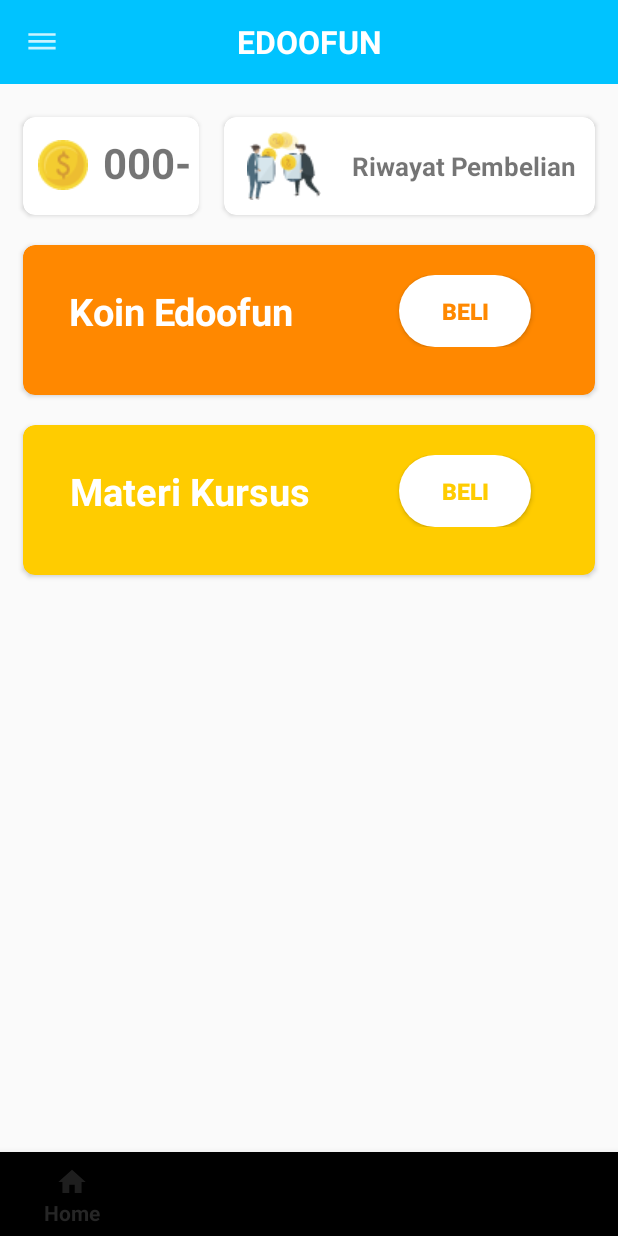
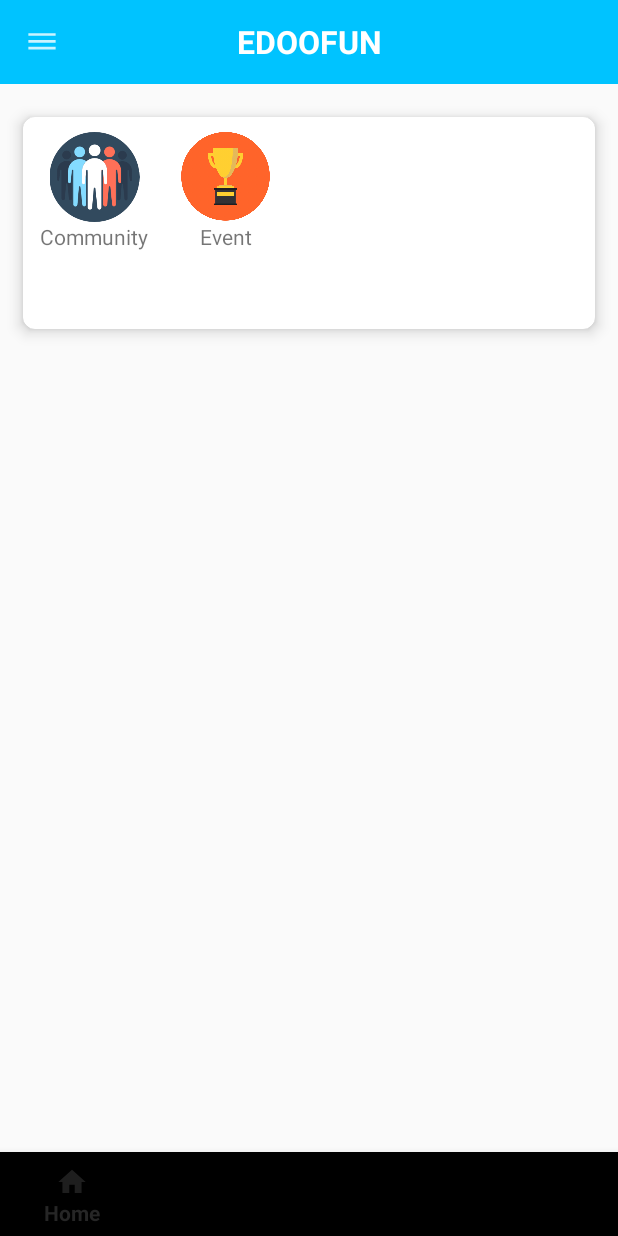
Before and after one commit to ranggabagas30/Edoofun, an Android app: the screen it shows after launch (MainActivity), on a phone screen of 412 x 824 dp. Run offline under Robolectric (Android 15) with nearby library versions, the phone set to English and light mode, and no system bars.

Commit message:
Icon fitur lomba dan komunitas

```diff
--- a/Edoofun/app/src/main/java/com/example/edoofun/MainActivity.java
+++ b/Edoofun/app/src/main/java/com/example/edoofun/MainActivity.java
@@ -14,7 +14,7 @@ public class MainActivity extends AppCompatActivity {
     @Override
     protected void onCreate(Bundle savedInstanceState) {
         super.onCreate(savedInstanceState);
-        setContentView(R.layout.beli_koin);
+        setContentView(R.layout.activity_main);
 
         Toolbar toolbar = (Toolbar)findViewById(R.id.toolbar);
         toolbar.setLogo(R.drawable.ic_dehaze);
--- a/Edoofun/app/src/main/res/layout/activity_main.xml
+++ b/Edoofun/app/src/main/res/layout/activity_main.xml
@@ -1,18 +1,102 @@
 <?xml version="1.0" encoding="utf-8"?>
-<androidx.constraintlayout.widget.ConstraintLayout xmlns:android="http://schemas.android.com/apk/res/android"
+<RelativeLayout
+    xmlns:android="http://schemas.android.com/apk/res/android"
     xmlns:app="http://schemas.android.com/apk/res-auto"
     xmlns:tools="http://schemas.android.com/tools"
     android:layout_width="match_parent"
     android:layout_height="match_parent"
-    tools:context=".MainActivity">
+    tools:context=".MainActivity"
+    android:orientation="vertical">
 
-    <TextView
-        android:layout_width="wrap_content"
+    <androidx.appcompat.widget.Toolbar
+        android:id="@+id/toolbar"
+        android:layout_width="match_parent"
         android:layout_height="wrap_content"
-        android:text="Hello!"
-        app:layout_constraintBottom_toBottomOf="parent"
+        android:background="#00c3ff"
+        app:layout_constraintStart_toStartOf="parent"
+        app:layout_constraintTop_toTopOf="parent">
+
+        <TextView
+            android:id="@+id/toolbar_title"
+            android:layout_width="wrap_content"
+            android:layout_height="wrap_content"
+            android:layout_gravity="center"
+            android:text="EDOOFUN"
+            android:textColor="#FFF"
+            android:textStyle="bold"
+            android:textSize="21sp"/>
+
+    </androidx.appcompat.widget.Toolbar>
+
+    <androidx.cardview.widget.CardView
+        android:id="@+id/cardview"
+        android:layout_width="387dp"
+        android:layout_height="141dp"
+        android:layout_below="@+id/toolbar"
+        android:layout_marginStart="15dp"
+        android:layout_marginLeft="10dp"
+        android:layout_marginTop="22dp"
+        android:layout_marginEnd="15dp"
+        android:layout_marginRight="24dp"
+        app:cardCornerRadius="8sp"
+        app:cardElevation="6dp"
+        app:layout_constraintEnd_toEndOf="parent"
         app:layout_constraintLeft_toLeftOf="parent"
         app:layout_constraintRight_toRightOf="parent"
-        app:layout_constraintTop_toTopOf="parent" />
+        app:layout_constraintStart_toStartOf="parent"
+        app:layout_constraintTop_toBottomOf="@+id/toolbar">
 
-</androidx.constraintlayout.widget.ConstraintLayout>
+
+        <LinearLayout
+            android:layout_width="wrap_content"
+            android:layout_height="wrap_content"
+            android:orientation="vertical"
+            android:padding="10sp">
+
+            <ImageView
+                android:layout_width="75dp"
+                android:layout_height="60dp"
+                android:src="@drawable/ic_community" />
+
+            <TextView
+                android:layout_width="match_parent"
+                android:layout_height="wrap_content"
+                android:gravity="center"
+                android:text="Community" />
+
+        </LinearLayout>
+
+        <LinearLayout
+            android:layout_width="wrap_content"
+            android:layout_height="wrap_content"
+            android:layout_marginStart="90dp"
+            android:layout_marginLeft="100dp"
+            android:orientation="vertical"
+            android:padding="10sp">
+
+            <ImageView
+                android:layout_width="70dp"
+                android:layout_height="60dp"
+                android:src="@drawable/ic_lomba" />
+
+            <TextView
+                android:layout_width="match_parent"
+                android:layout_height="wrap_content"
+                android:gravity="center"
+                android:text="Event" />
+
+        </LinearLayout>
+
+    </androidx.cardview.widget.CardView>
+
+
+
+
+    <com.google.android.material.bottomnavigation.BottomNavigationView
+        android:id="@+id/btn_nav"
+        android:layout_width="match_parent"
+        android:layout_height="wrap_content"
+        android:layout_alignParentBottom="true"
+        app:menu="@menu/main_menu" />
+
+</RelativeLayout>
```
Also changed, not shown: Edoofun/app/src/main/res/drawable/ic_community.png (added), Edoofun/app/src/main/res/drawable/ic_lomba.png (added).
